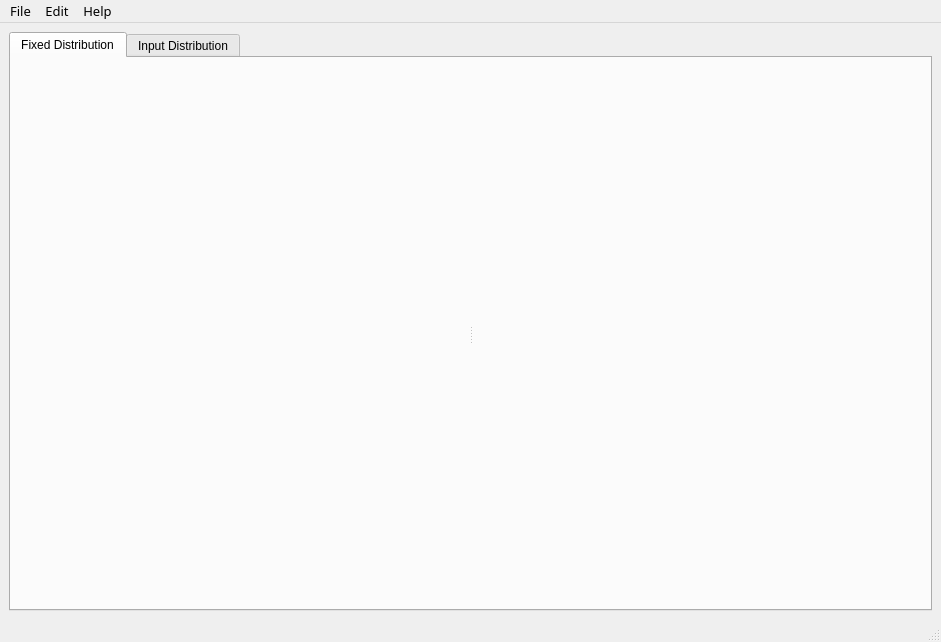
Above: tribgui/_qtdesigner/qdesignMainWindow.ui from trhallam/trib before the change. Below: the same form after it.
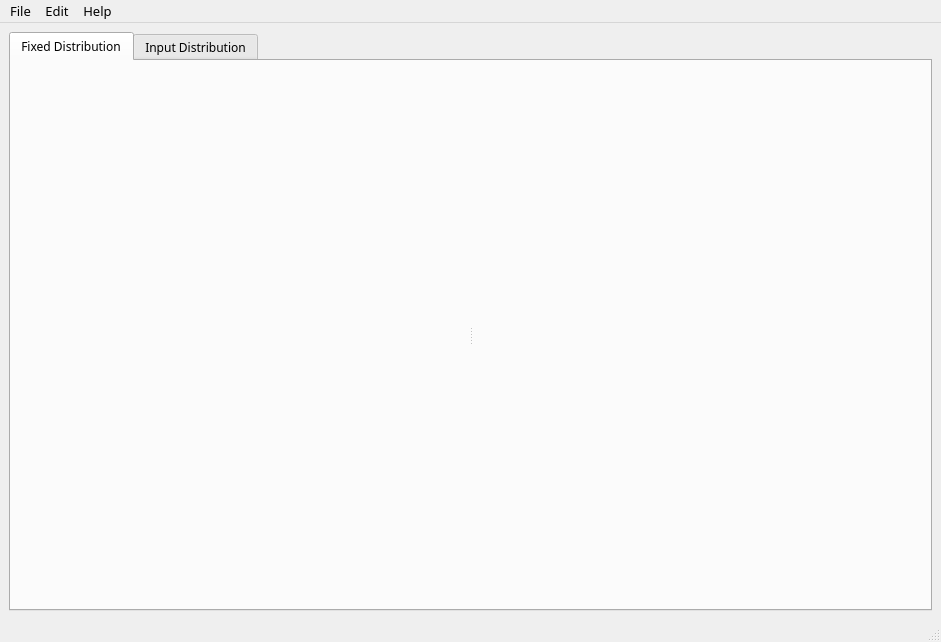
That is the form after the change. The open tabs and pages were chosen to show the change. Icons and pictures are not drawn.

```diff
--- a/tribgui/_qtdesigner/qdesignMainWindow.ui
+++ b/tribgui/_qtdesigner/qdesignMainWindow.ui
@@ -30,6 +30,15 @@
    <layout class="QGridLayout" name="gridLayout">
     <item row="1" column="0">
      <widget class="QTabWidget" name="tabWidget">
+      <property name="font">
+       <font>
+        <family>HoloLens MDL2 Assets</family>
+        <pointsize>9</pointsize>
+       </font>
+      </property>
+      <property name="mouseTracking">
+       <bool>true</bool>
+      </property>
       <property name="autoFillBackground">
        <bool>false</bool>
       </property>
```
Left out of the diff: 8 changed lines with no effect on the pictures.
